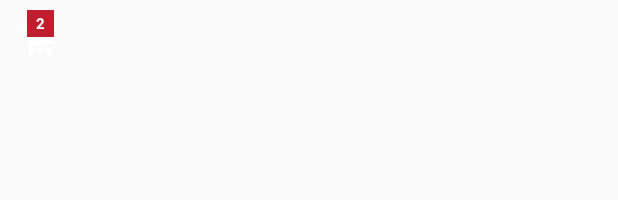
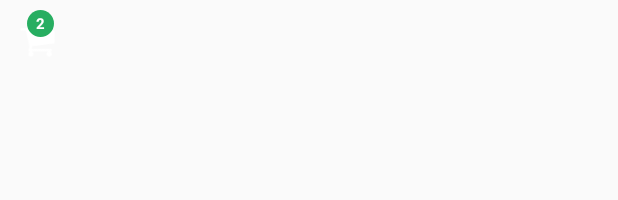
Before and after one commit to nanobitt/food_aholic, an Android app: the layout cart_icon.xml on its own in the app's theme, with its tools: preview values and no code run, on a phone screen of 412 x 824 dp. Shown: the top 200 px of the screen. Run offline under Robolectric (Android 15) with nearby library versions, the light colour scheme and no system bars.

Commit message:
fixing error and add bg_color_green on drawable

```diff
--- a/app/src/main/res/drawable/bg_circle_green.xml
+++ b/app/src/main/res/drawable/bg_circle_green.xml
@@ -1,6 +1,6 @@
 <?xml version="1.0" encoding="utf-8"?>
 <shape xmlns:android="http://schemas.android.com/apk/res/android" >
-    <corners android:radius="500dp"/>
+    <corners android:radius="550dp"/>
     <solid android:color="@color/green" />
 
 </shape>
--- a/app/src/main/res/layout/cart_icon.xml
+++ b/app/src/main/res/layout/cart_icon.xml
@@ -23,7 +23,7 @@
         android:layout_marginLeft="18dp"
         android:layout_marginStart="18dp"
         android:layout_marginTop="3dp"
-        android:background="@color/maroon"
+        android:background="@drawable/bg_circle_green"
         android:text="2"
         android:textStyle="bold"
         android:textColor="@color/white"
```
